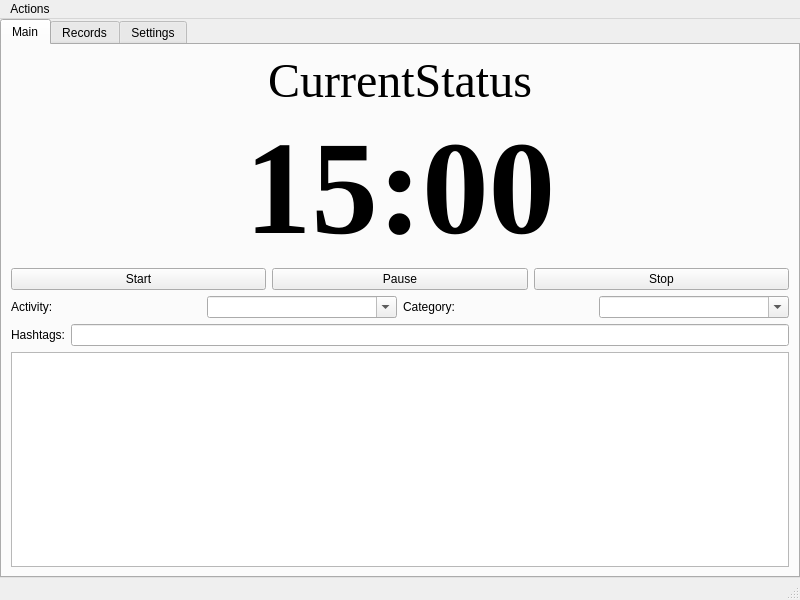
Old version of the form mainwindow.ui in the repository jicewarwick/ScheduleRecoder.
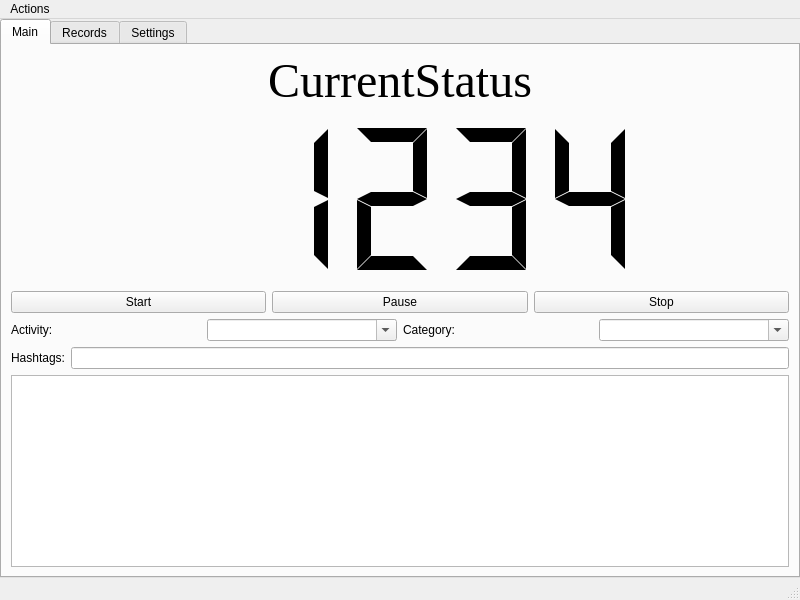
New version of the form.

The edit to the form file:
```diff
--- a/mainwindow.ui
+++ b/mainwindow.ui
@@ -57,23 +57,41 @@
          </widget>
         </item>
         <item>
-         <widget class="QLabel" name="label">
+         <widget class="QLCDNumber" name="lcdNumber">
+          <property name="enabled">
+           <bool>true</bool>
+          </property>
+          <property name="sizePolicy">
+           <sizepolicy hsizetype="Minimum" vsizetype="MinimumExpanding">
+            <horstretch>0</horstretch>
+            <verstretch>0</verstretch>
+           </sizepolicy>
+          </property>
           <property name="font">
            <font>
             <family>Times New Roman</family>
-            <pointsize>100</pointsize>
-            <weight>75</weight>
-            <bold>true</bold>
+            <pointsize>72</pointsize>
+            <weight>50</weight>
+            <bold>false</bold>
            </font>
           </property>
-          <property name="layoutDirection">
-           <enum>Qt::LeftToRight</enum>
+          <property name="frameShape">
+           <enum>QFrame::Box</enum>
           </property>
-          <property name="text">
-           <string>15:00</string>
+          <property name="lineWidth">
+           <number>0</number>
           </property>
-          <property name="alignment">
-           <set>Qt::AlignCenter</set>
+          <property name="smallDecimalPoint">
+           <bool>true</bool>
+          </property>
+          <property name="mode">
+           <enum>QLCDNumber::Dec</enum>
+          </property>
+          <property name="segmentStyle">
+           <enum>QLCDNumber::Flat</enum>
+          </property>
+          <property name="value" stdset="0">
+           <double>1234.000000000000000</double>
           </property>
          </widget>
         </item>
```
Left out of the diff: 28 changed lines with no effect on the pictures.
